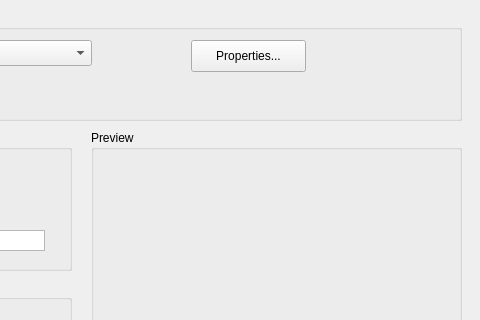
Qt form PrintDialog.ui (ailinwang/qt-gsview) before a commit; both pictures show x 199 to 679 and y 0 to 320 of the 679 by 500 pixel window.
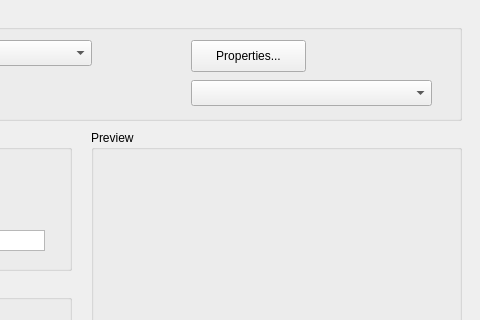
The same form after that commit.

Commit message: new print dialog WIP

What changed in the file:
```diff
--- a/PrintDialog.ui
+++ b/PrintDialog.ui
@@ -100,6 +100,16 @@
      <string>Properties...</string>
     </property>
    </widget>
+   <widget class="QComboBox" name="paperSizeComboBox">
+    <property name="geometry">
+     <rect>
+      <x>370</x>
+      <y>70</y>
+      <width>241</width>
+      <height>26</height>
+     </rect>
+    </property>
+   </widget>
   </widget>
   <widget class="QGroupBox" name="rangeGroupBox">
    <property name="geometry">
@@ -313,18 +323,34 @@
      <string>1/100</string>
     </property>
    </widget>
-   <widget class="QLabel" name="previewLabel">
+   <widget class="QFrame" name="frame">
     <property name="geometry">
      <rect>
-      <x>20</x>
-      <y>40</y>
-      <width>331</width>
-      <height>191</height>
+      <x>10</x>
+      <y>30</y>
+      <width>351</width>
+      <height>211</height>
      </rect>
     </property>
-    <property name="text">
-     <string/>
+    <property name="frameShape">
+     <enum>QFrame::NoFrame</enum>
     </property>
+    <property name="frameShadow">
+     <enum>QFrame::Plain</enum>
+    </property>
+    <widget class="QLabel" name="previewLabel">
+     <property name="geometry">
+      <rect>
+       <x>20</x>
+       <y>10</y>
+       <width>81</width>
+       <height>51</height>
+      </rect>
+     </property>
+     <property name="text">
+      <string/>
+     </property>
+    </widget>
    </widget>
   </widget>
  </widget>
```
The commit also changes 2 other files.
